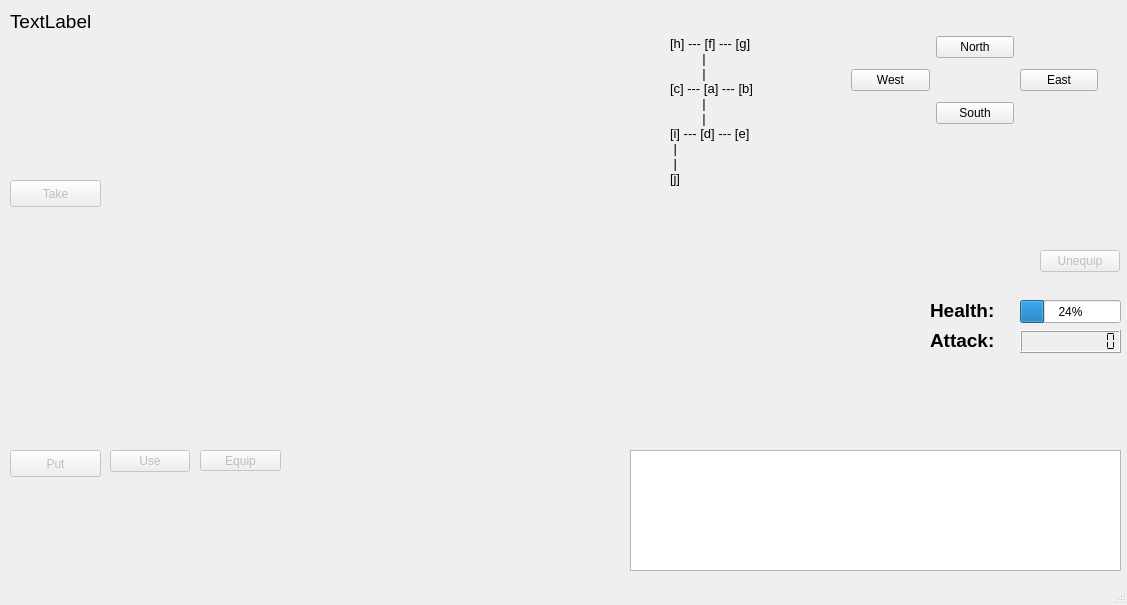
Before: the Qt Designer form mainwindow.ui in colmlg/ZorkProject, drawn with Qt 5.
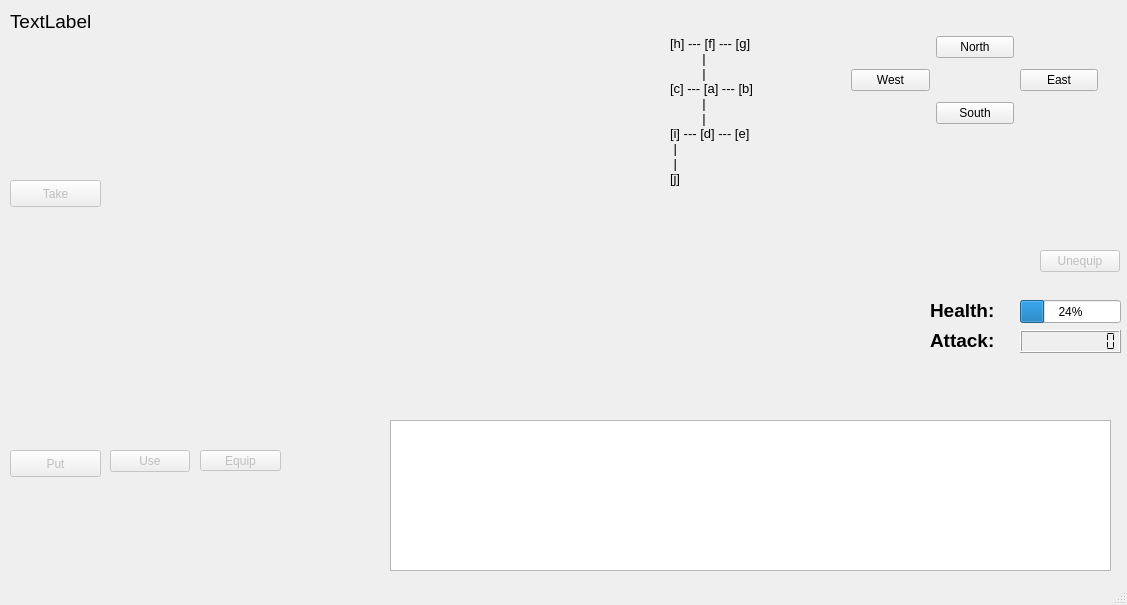
After: the same form once the commit is applied.

The edit to the form file:
```diff
--- a/mainwindow.ui
+++ b/mainwindow.ui
@@ -283,7 +283,7 @@
      <rect>
       <x>0</x>
       <y>490</y>
-      <width>551</width>
+      <width>371</width>
       <height>80</height>
      </rect>
     </property>
@@ -433,10 +433,10 @@
     </property>
     <property name="geometry">
      <rect>
-      <x>630</x>
-      <y>450</y>
-      <width>491</width>
-      <height>121</height>
+      <x>390</x>
+      <y>420</y>
+      <width>721</width>
+      <height>151</height>
      </rect>
     </property>
     <property name="textInteractionFlags">
```
